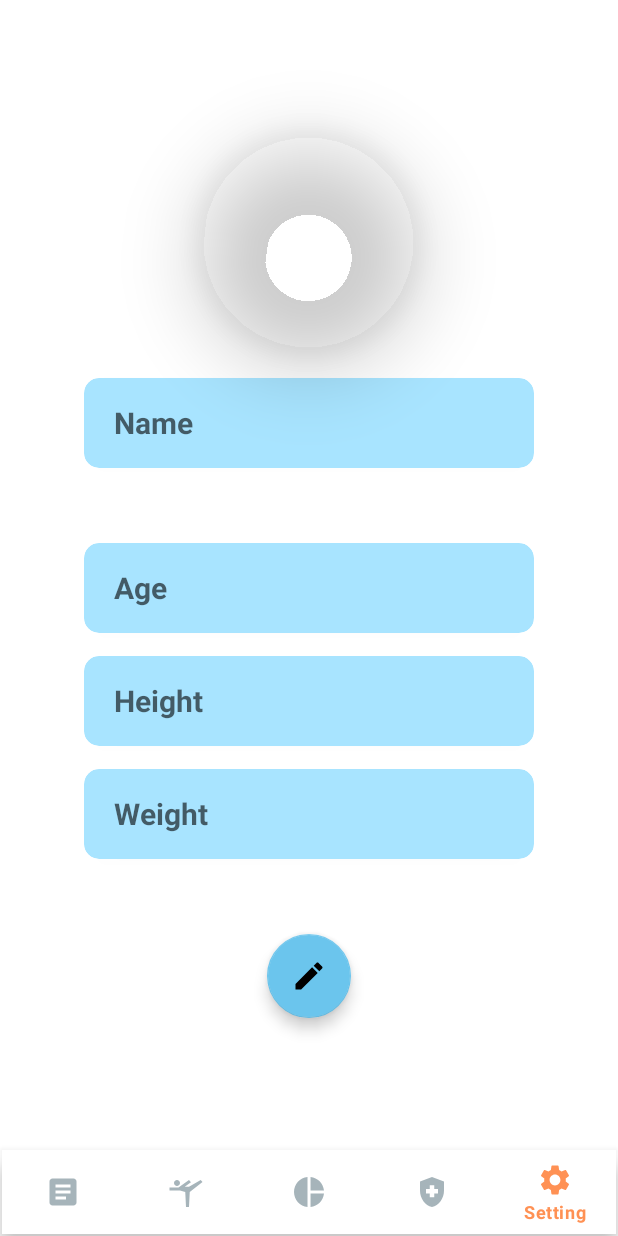
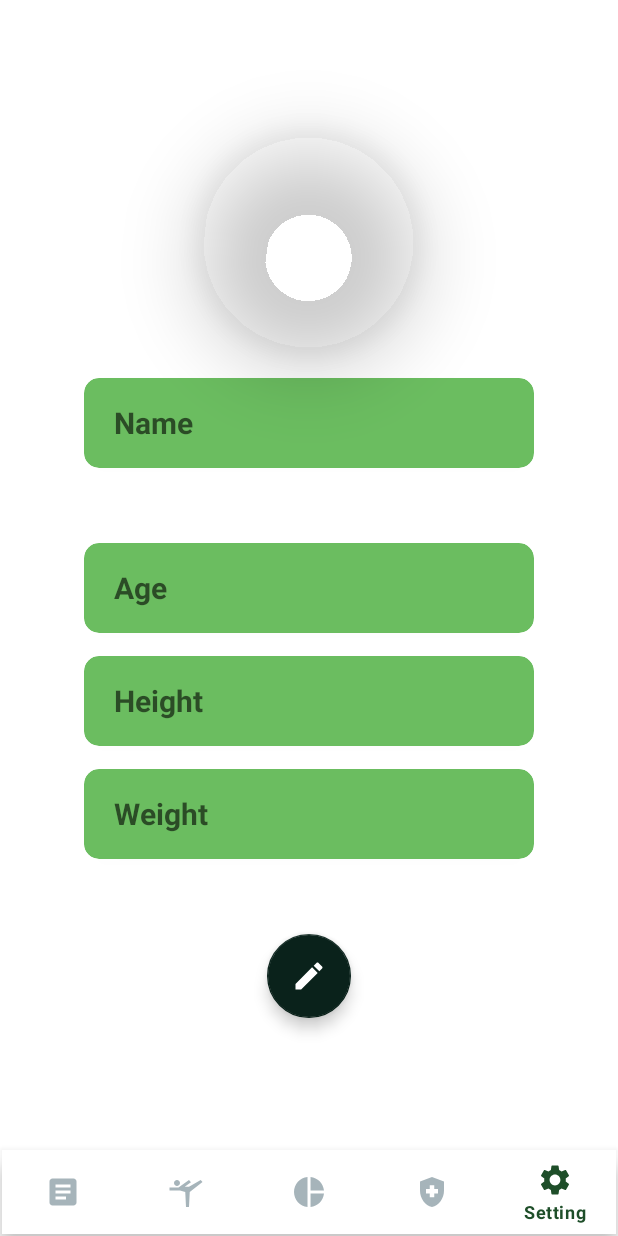
Before and after one commit to samreth-dev/yoga-android-project, an Android app: the screen it shows after launch (MainActivity), item 5 of the bottom bar chosen, on a phone screen of 412 x 824 dp. Run offline under Robolectric (Android 15) with nearby library versions, the phone set to English and light mode, and no system bars; our stand-ins replace navigation-ui.

Commit message:
update: app colors

```diff
--- a/app/src/main/java/com/example/yoga/ProfileFragment.kt
+++ b/app/src/main/java/com/example/yoga/ProfileFragment.kt
@@ -78,7 +78,7 @@
 
     private fun setEditButtonListener() {
         viewF.apply {
-            fabProfileEdit.backgroundTintList = ColorStateList.valueOf(Color.rgb(107,197, 237))
+            fabProfileEdit.backgroundTintList = ColorStateList.valueOf(Color.rgb(10,34, 27))
             fabProfileEdit.setOnClickListener {
                 isEdited = !isEdited
                 if (isEdited) {
@@ -139,7 +139,7 @@
     private fun saveMode() {
         viewF.apply {
             val editS = viewF.context?.getSharedPreferences("profile", MODE_PRIVATE)?.edit()
-            fabProfileEdit.setImageResource(R.drawable.ic_save_edit)
+            fabProfileEdit.setImageResource(R.drawable.ic_edit)
             etProfileName.isEnabled = false
             etProfileHeight.isEnabled = false
             etProfileWeight.isEnabled = false
@@ -157,7 +157,7 @@
             }
             catch (e: Exception) {
             }
-            fabProfileEdit.backgroundTintList = ColorStateList.valueOf(Color.rgb(107,197, 237))
+            fabProfileEdit.backgroundTintList = ColorStateList.valueOf(Color.rgb(10,34, 27))
             Toast.makeText(context, "Saved!", Toast.LENGTH_SHORT).show()
         }
     }
--- a/app/src/main/res/color/bnv_selector.xml
+++ b/app/src/main/res/color/bnv_selector.xml
@@ -1,5 +1,5 @@
 <?xml version="1.0" encoding="utf-8"?>
 <selector xmlns:android="http://schemas.android.com/apk/res/android">
-    <item android:state_checked="true" android:color="@color/orange"/>
+    <item android:state_checked="true" android:color="@color/app_secondary_color"/>
     <item android:state_checked="false" android:color="@color/gray"/>
 </selector>
--- a/app/src/main/res/color/fab_onclick_selector.xml
+++ b/app/src/main/res/color/fab_onclick_selector.xml
@@ -1,5 +1,5 @@
 <?xml version="1.0" encoding="utf-8"?>
 <selector xmlns:android="http://schemas.android.com/apk/res/android">
-    <item android:state_pressed="false" android:color="@color/sample_background"/>
+    <item android:state_pressed="false" android:color="@color/app_action_color"/>
     <item android:state_pressed="true" android:color="@android:color/holo_red_light"/>
 </selector>
--- a/app/src/main/res/layout/activity_article_detail.xml
+++ b/app/src/main/res/layout/activity_article_detail.xml
@@ -10,7 +10,7 @@
     <androidx.cardview.widget.CardView
         android:layout_width="match_parent"
         android:layout_height="70dp"
-        app:cardBackgroundColor="@color/sample_background">
+        app:cardBackgroundColor="@color/app_secondary_color">
 
         <LinearLayout
             android:layout_width="match_parent"
--- a/app/src/main/res/layout/article_view.xml
+++ b/app/src/main/res/layout/article_view.xml
@@ -13,7 +13,7 @@
         android:layout_gravity="center_horizontal"
         android:clickable="true"
         android:elevation="20dp"
-        app:cardBackgroundColor="@color/sec_sample_background">
+        app:cardBackgroundColor="@color/app_primary_color">
 
         <LinearLayout
             android:layout_width="match_parent"
--- a/app/src/main/res/layout/fragment_article.xml
+++ b/app/src/main/res/layout/fragment_article.xml
@@ -11,7 +11,7 @@
     <androidx.cardview.widget.CardView
         android:layout_width="match_parent"
         android:layout_height="70dp"
-        app:cardBackgroundColor="@color/sample_background">
+        app:cardBackgroundColor="@color/app_secondary_color">
 
         <LinearLayout
             android:layout_width="match_parent"
@@ -27,7 +27,7 @@
                 android:layout_gravity="center"
                 android:layout_weight="1"
                 android:text="@string/article_fragment_title"
-                android:textColor="@color/black"
+                android:textColor="@color/white"
                 android:textSize="24sp"
                 android:textStyle="bold" />
 
--- a/app/src/main/res/layout/fragment_article_detail.xml
+++ b/app/src/main/res/layout/fragment_article_detail.xml
@@ -10,7 +10,7 @@
     <androidx.cardview.widget.CardView
         android:layout_width="match_parent"
         android:layout_height="70dp"
-        app:cardBackgroundColor="@color/sample_background">
+        app:cardBackgroundColor="@color/app_secondary_color">
 
         <LinearLayout
             android:layout_width="match_parent"
--- a/app/src/main/res/layout/fragment_profile.xml
+++ b/app/src/main/res/layout/fragment_profile.xml
@@ -43,7 +43,7 @@
             android:layout_height="60dp"
             android:layout_gravity="center"
             android:elevation="20dp"
-            app:cardBackgroundColor="@color/sec_sample_background"
+            app:cardBackgroundColor="@color/app_primary_color"
             app:cardCornerRadius="10dp">
 
             <EditText
@@ -73,7 +73,7 @@
             android:layout_height="60dp"
             android:layout_gravity="center"
             android:elevation="20dp"
-            app:cardBackgroundColor="@color/sec_sample_background"
+            app:cardBackgroundColor="@color/app_primary_color"
             app:cardCornerRadius="10dp">
 
             <EditText
@@ -102,7 +102,7 @@
             android:layout_height="60dp"
             android:layout_gravity="center"
             android:elevation="20dp"
-            app:cardBackgroundColor="@color/sec_sample_background"
+            app:cardBackgroundColor="@color/app_primary_color"
             app:cardCornerRadius="10dp">
 
             <EditText
@@ -131,7 +131,7 @@
             android:layout_height="60sp"
             android:layout_gravity="center"
             android:elevation="20dp"
-            app:cardBackgroundColor="@color/sec_sample_background"
+            app:cardBackgroundColor="@color/app_primary_color"
             app:cardCornerRadius="10dp">
 
             <EditText
@@ -156,13 +156,15 @@
             android:layout_height="50dp" />
 
         <com.google.android.material.floatingactionbutton.FloatingActionButton
+            app:tint="@color/white"
             android:id="@+id/fabProfileEdit"
             android:layout_width="match_parent"
             android:layout_height="wrap_content"
             android:layout_gravity="center_horizontal"
             android:clickable="true"
             android:src="@drawable/ic_edit"
-            app:backgroundTint="@color/sample_background" />
+            android:tint="#FFFFFF"
+            app:backgroundTint="@color/app_action_color" />
 
         <Space
             android:layout_width="match_parent"
--- a/app/src/main/res/values-night/themes.xml
+++ b/app/src/main/res/values-night/themes.xml
@@ -2,8 +2,8 @@
     <!-- Base application theme. -->
     <style name="Theme.Yoga" parent="Theme.MaterialComponents.DayNight.NoActionBar">
         <!-- Primary brand color. -->
-        <item name="colorPrimary">@color/purple_200</item>
-        <item name="colorPrimaryVariant">@color/purple_700</item>
+        <item name="colorPrimary">@color/app_secondary_color</item>
+        <item name="colorPrimaryVariant">@color/app_secondary_color</item>
         <item name="colorOnPrimary">@color/black</item>
         <!-- Secondary brand color. -->
         <item name="colorSecondary">@color/teal_200</item>
--- a/app/src/main/res/values/colors.xml
+++ b/app/src/main/res/values/colors.xml
@@ -12,4 +12,8 @@
     <color name="gray">#A6B4BA</color>
     <color name="sample_background">#6BC5ED</color>
     <color name="sec_sample_background">#A8E4FF</color>
+
+    <color name="app_action_color">#0A221B</color>
+    <color name="app_secondary_color">#1E4E29</color>
+    <color name="app_primary_color">#6BBD60</color>
 </resources>
--- a/app/src/main/res/values/themes.xml
+++ b/app/src/main/res/values/themes.xml
@@ -2,8 +2,8 @@
     <!-- Base application theme. -->
     <style name="Theme.Yoga" parent="Theme.MaterialComponents.DayNight.NoActionBar">
         <!-- Primary brand color. -->
-        <item name="colorPrimary">@color/sample_background</item>
-        <item name="colorPrimaryVariant">@color/sample_background</item>
+        <item name="colorPrimary">@color/app_secondary_color</item>
+        <item name="colorPrimaryVariant">@color/app_secondary_color</item>
         <item name="colorOnPrimary">@color/white</item>
         <!-- Secondary brand color. -->
         <item name="colorSecondary">@color/teal_200</item>
```
